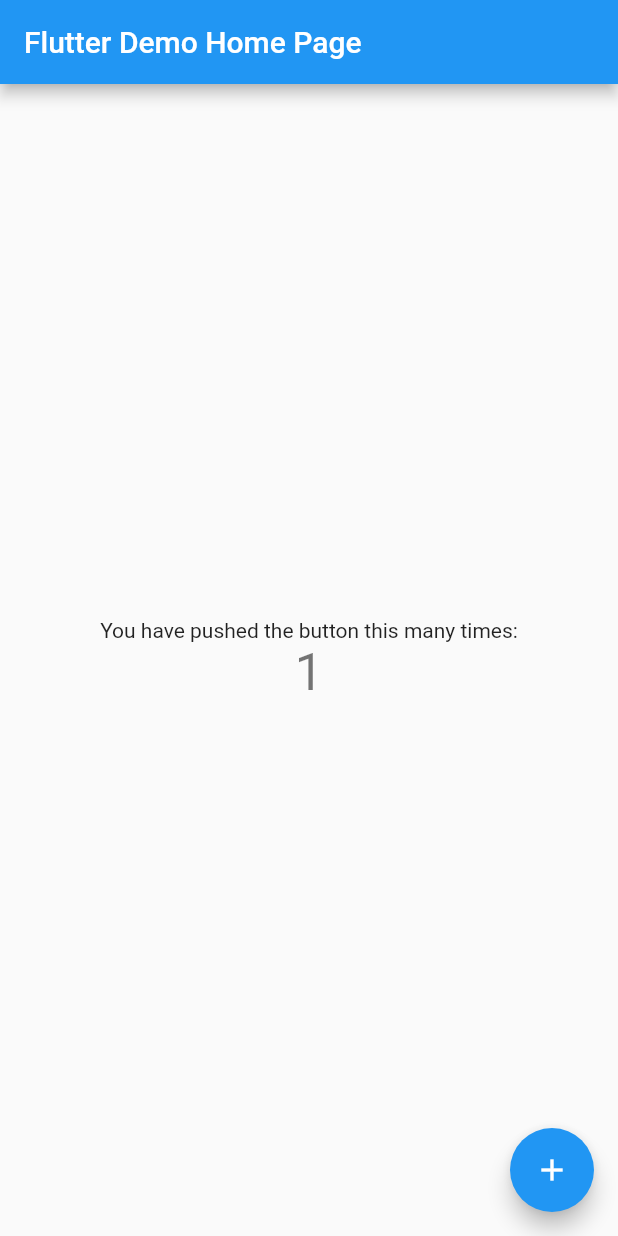
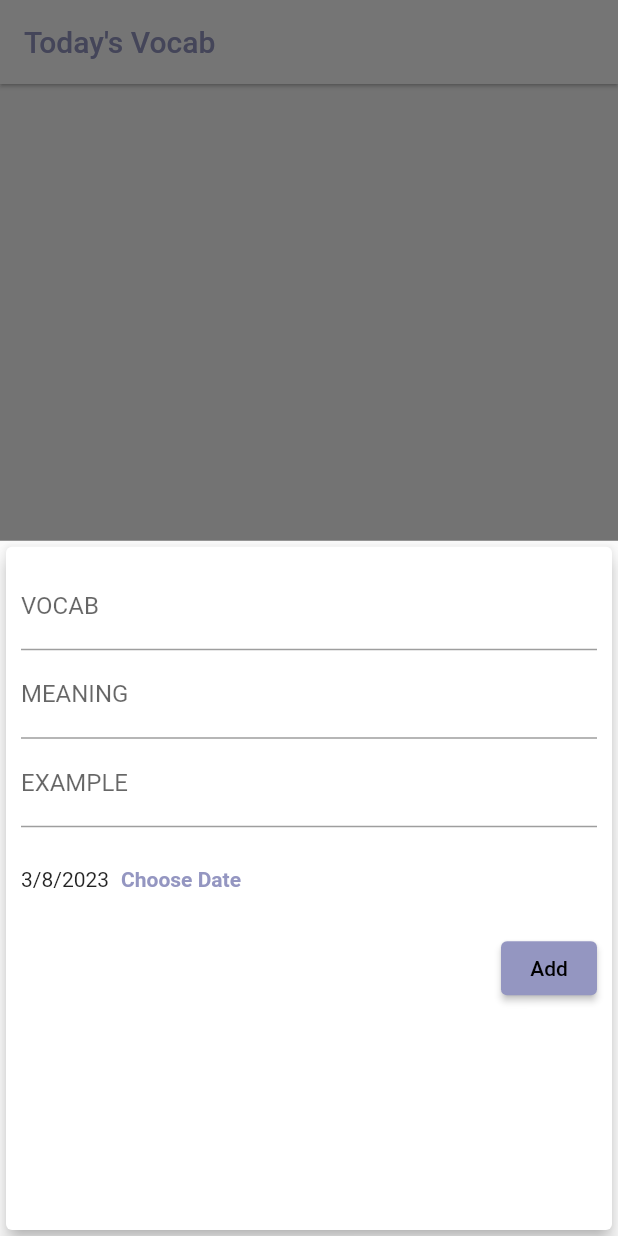
Before and after one commit to HANYOHAN0923/Vocab-App, a Flutter app: the screen it shows after launch, after a tap on the "add" icon, on a phone screen of 412 x 824 dp. Run offline on Flutter 3.47's test engine with Material 2 defaults, Android fonts, the phone set to English and light mode, and no system bars; drawn by our look-alikes of flashy_tab_bar2; missing offline and left inert: kakao_flutter_sdk_user.

```diff
--- a/lib/main.dart
+++ b/lib/main.dart
@@ -1,6 +1,9 @@
 import 'package:flutter/material.dart';
+import 'package:kakao_flutter_sdk_user/kakao_flutter_sdk_user.dart';
+import 'package:vocab_app/screens/main_screen.dart';
 
 void main() {
+  KakaoSdk.init(nativeAppKey: "25a57ebdf2c865c94f140560fbdddb8c");
   runApp(const MyApp());
 }
 
@@ -13,103 +16,13 @@ class MyApp extends StatelessWidget {
     return MaterialApp(
       title: 'Flutter Demo',
       theme: ThemeData(
-        // This is the theme of your application.
-        //
-        // Try running your application with "flutter run". You'll see the
-        // application has a blue toolbar. Then, without quitting the app, try
-        // changing the primarySwatch below to Colors.green and then invoke
-        // "hot reload" (press "r" in the console where you ran "flutter run",
-        // or simply save your changes to "hot reload" in a Flutter IDE).
-        // Notice that the counter didn't reset back to zero; the application
-        // is not restarted.
-        primarySwatch: Colors.blue,
+        colorScheme: ColorScheme.fromSwatch().copyWith(
+            primary: const Color(0xff9496c1),
+            background: Colors.white,
+            secondary: const Color(0xff272e81),
+            error: const Color(0xffDB4455)),
       ),
-      home: const MyHomePage(title: 'Flutter Demo Home Page'),
+      home: const MainScreen(),
     );
   }
 }
-
-class MyHomePage extends StatefulWidget {
-  const MyHomePage({super.key, required this.title});
-
-  // This widget is the home page of your application. It is stateful, meaning
-  // that it has a State object (defined below) that contains fields that affect
-  // how it looks.
-
-  // This class is the configuration for the state. It holds the values (in this
-  // case the title) provided by the parent (in this case the App widget) and
-  // used by the build method of the State. Fields in a Widget subclass are
-  // always marked "final".
-
-  final String title;
-
-  @override
-  State<MyHomePage> createState() => _MyHomePageState();
-}
-
-class _MyHomePageState extends State<MyHomePage> {
-  int _counter = 0;
-
-  void _incrementCounter() {
-    setState(() {
-      // This call to setState tells the Flutter framework that something has
-      // changed in this State, which causes it to rerun the build method below
-      // so that the display can reflect the updated values. If we changed
-      // _counter without calling setState(), then the build method would not be
-      // called again, and so nothing would appear to happen.
-      _counter++;
-    });
-  }
-
-  @override
-  Widget build(BuildContext context) {
-    // This method is rerun every time setState is called, for instance as done
-    // by the _incrementCounter method above.
-    //
-    // The Flutter framework has been optimized to make rerunning build methods
-    // fast, so that you can just rebuild anything that needs updating rather
-    // than having to individually change instances of widgets.
-    return Scaffold(
-      appBar: AppBar(
-        // Here we take the value from the MyHomePage object that was created by
-        // the App.build method, and use it to set our appbar title.
-        title: Text(widget.title),
-      ),
-      body: Center(
-        // Center is a layout widget. It takes a single child and positions it
-        // in the middle of the parent.
-        child: Column(
-          // Column is also a layout widget. It takes a list of children and
-          // arranges them vertically. By default, it sizes itself to fit its
-          // children horizontally, and tries to be as tall as its parent.
-          //
-          // Invoke "debug painting" (press "p" in the console, choose the
-          // "Toggle Debug Paint" action from the Flutter Inspector in Android
-          // Studio, or the "Toggle Debug Paint" command in Visual Studio Code)
-          // to see the wireframe for each widget.
-          //
-          // Column has various properties to control how it sizes itself and
-          // how it positions its children. Here we use mainAxisAlignment to
-          // center the children vertically; the main axis here is the vertical
-          // axis because Columns are vertical (the cross axis would be
-          // horizontal).
-          mainAxisAlignment: MainAxisAlignment.center,
-          children: <Widget>[
-            const Text(
-              'You have pushed the button this many times:',
-            ),
-            Text(
-              '$_counter',
-              style: Theme.of(context).textTheme.headlineMedium,
-            ),
-          ],
-        ),
-      ),
-      floatingActionButton: FloatingActionButton(
-        onPressed: _incrementCounter,
-        tooltip: 'Increment',
-        child: const Icon(Icons.add),
-      ), // This trailing comma makes auto-formatting nicer for build methods.
-    );
-  }
-}
--- /dev/null
+++ b/lib/models/vocab_model.dart
@@ -0,0 +1,25 @@
+import 'package:flutter/material.dart';
+
+class Vocab {
+  String vocab;
+  String pOs;
+  String meaning;
+  String example;
+
+  Vocab({
+    required this.vocab,
+    required this.pOs,
+    required this.meaning,
+    required this.example,
+  });
+}
+
+class Tag {
+  String tagName;
+  Color color;
+
+  Tag({
+    required this.tagName,
+    required this.color,
+  });
+}
--- /dev/null
+++ b/lib/screens/home_screen.dart
@@ -0,0 +1,64 @@
+import 'package:flutter/material.dart';
+import 'package:vocab_app/widgets/app_bar_widget.dart';
+import 'package:vocab_app/widgets/vocab_widget.dart';
+
+import '../models/vocab_model.dart';
+
+class HomeScreen extends StatefulWidget {
+  const HomeScreen({super.key});
+
+  @override
+  State<HomeScreen> createState() => _HomeScreenState();
+}
+
+class _HomeScreenState extends State<HomeScreen> {
+  final List<Vocab> list_vocab = [];
+
+  final List<String> pOs = [
+    "n",
+    "pro",
+    "v",
+    "adj",
+    "adv",
+    "conj",
+    "int",
+    "prep",
+  ];
+
+  void addVocab(String vocab, String pOs, String meaning, String example) {
+    final newVocab =
+        Vocab(vocab: vocab, pOs: pOs, meaning: meaning, example: example);
+
+    setState(() {
+      list_vocab.add(newVocab);
+    });
+  }
+
+  void showAddVocab(BuildContext context) {
+    showModalBottomSheet(
+        context: context,
+        builder: (_) {
+          return AddVocab(addVocab);
+        });
+  }
+
+  @override
+  Widget build(BuildContext context) {
+    return Scaffold(
+      appBar: const MainAppBar("Today's Vocab"),
+      body: list_vocab.isEmpty
+          ? const Center(
+              child: Text('Plz Add Todays Vocab'),
+            )
+          : SingleChildScrollView(
+              child: VocabWidget(list_vocab),
+            ),
+      floatingActionButton: FloatingActionButton(
+        onPressed: () => showAddVocab(context),
+        child: const Icon(
+          Icons.add,
+        ),
+      ),
+    );
+  }
+}
--- /dev/null
+++ b/lib/screens/main_screen.dart
@@ -0,0 +1,19 @@
+import 'package:flutter/material.dart';
+import 'package:vocab_app/screens/login_screen.dart';
+import 'package:vocab_app/screens/tab_screen.dart';
+
+class MainScreen extends StatefulWidget {
+  const MainScreen({super.key});
+
+  @override
+  State<MainScreen> createState() => _MainScreenState();
+}
+
+class _MainScreenState extends State<MainScreen> {
+  bool isLogIn = true;
+
+  @override
+  Widget build(BuildContext context) {
+    return isLogIn ? const TabScreen() : const LoginScreen();
+  }
+}
--- /dev/null
+++ b/lib/screens/tab_screen.dart
@@ -0,0 +1,64 @@
+import 'package:flashy_tab_bar2/flashy_tab_bar2.dart';
+import 'package:flutter/material.dart';
+import 'package:vocab_app/screens/bookmark_screen.dart';
+import 'package:vocab_app/screens/home_screen.dart';
+import 'package:vocab_app/screens/quiz_screen.dart';
+import 'package:vocab_app/screens/search_screen.dart';
+import 'package:vocab_app/screens/setting_screen.dart';
+
+class TabScreen extends StatefulWidget {
+  const TabScreen({super.key});
+
+  @override
+  State<TabScreen> createState() => _TabScreenState();
+}
+
+class _TabScreenState extends State<TabScreen> {
+  int _selectedIndex = 0;
+
+  List<Widget> tabScreen = [
+    const HomeScreen(),
+    const SearchScreen(),
+    const QuizSreen(),
+    const BookmarkScreen(),
+    const SettingScreen(),
+  ];
+
+  @override
+  Widget build(BuildContext context) {
+    return Scaffold(
+      body: tabScreen[_selectedIndex],
+      bottomNavigationBar: FlashyTabBar(
+        animationDuration: const Duration(milliseconds: 500),
+        animationCurve: Curves.linear,
+        selectedIndex: _selectedIndex,
+        onItemSelected: (index) => setState(() {
+          _selectedIndex = index;
+        }),
+        showElevation: true,
+        items: [
+          FlashyTabBarItem(
+            icon: const Icon(Icons.home_outlined),
+            title: const Text('Home'),
+          ),
+          FlashyTabBarItem(
+            icon: const Icon(Icons.search_outlined),
+            title: const Text('Search'),
+          ),
+          FlashyTabBarItem(
+            icon: const Icon(Icons.quiz_outlined),
+            title: const Text('Quiz'),
+          ),
+          FlashyTabBarItem(
+            icon: const Icon(Icons.bookmark_border_outlined),
+            title: const Text('Bookmark'),
+          ),
+          FlashyTabBarItem(
+            icon: const Icon(Icons.settings_outlined),
+            title: const Text('Settings'),
+          ),
+        ],
+      ),
+    );
+  }
+}
--- /dev/null
+++ b/lib/widgets/app_bar_widget.dart
@@ -0,0 +1,25 @@
+import 'package:flutter/material.dart';
+
+class MainAppBar extends StatelessWidget with PreferredSizeWidget {
+  final String title;
+
+  const MainAppBar(this.title, {super.key});
+
+  @override
+  Widget build(BuildContext context) {
+    return AppBar(
+      backgroundColor: Colors.white,
+      elevation: 1.0,
+      title: Text(
+        title,
+        style: TextStyle(
+          color: Theme.of(context).colorScheme.primary,
+        ),
+      ),
+      actions: const [],
+    );
+  }
+
+  @override
+  Size get preferredSize => const Size.fromHeight(kToolbarHeight);
+}
--- /dev/null
+++ b/lib/widgets/vocab_widget.dart
@@ -0,0 +1,140 @@
+import 'package:flutter/material.dart';
+import 'package:intl/intl.dart';
+import 'package:vocab_app/models/vocab_model.dart';
+
+class VocabWidget extends StatelessWidget {
+  final List<Vocab> vocab_list;
+  bool isHidden = false;
+
+  VocabWidget(this.vocab_list, {super.key});
+  @override
+  Widget build(BuildContext context) {
+    return Column(
+      children: vocab_list.map((vocab) {
+        return Padding(
+          padding: const EdgeInsets.symmetric(vertical: 10, horizontal: 10),
+          child: Container(
+            decoration: BoxDecoration(
+              borderRadius: BorderRadius.circular(20),
+              border: Border.all(
+                color: Theme.of(context).colorScheme.primary,
+              ),
+            ),
+            height: 100,
+            child: Column(
+              children: <Widget>[
+                Row(
+                  children: [
+                    Text(
+                      vocab.vocab,
+                      style: const TextStyle(
+                        fontWeight: FontWeight.bold,
+                        fontSize: 30,
+                      ),
+                    ),
+                    Text(vocab.pOs),
+                    isHidden ? const Text("") : Text(vocab.meaning),
+                  ],
+                ),
+                Text(vocab.example),
+              ],
+            ),
+          ),
+        );
+      }).toList(),
+    );
+  }
+}
+
+class AddVocab extends StatefulWidget {
+  final Function addVocab;
+
+  const AddVocab(this.addVocab, {super.key});
+
+  @override
+  State<AddVocab> createState() => _AddVocabState();
+}
+
+class _AddVocabState extends State<AddVocab> {
+  final _vocabController = TextEditingController();
+  final _meaningController = TextEditingController();
+  final _exampleController = TextEditingController();
+  final String _today = DateFormat.yMd().format(DateTime.now());
+
+  void _submitData() {
+    final enteredVocab = _vocabController.text;
+    final enteredMeaning = _meaningController.text;
+    final enteredExample = _exampleController.text;
+
+    widget.addVocab(
+      enteredVocab,
+      "Noun",
+      enteredMeaning,
+      enteredExample,
+    );
+
+    Navigator.pop(context);
+  }
+
+  @override
+  Widget build(BuildContext context) {
+    return Card(
+      elevation: 5,
+      child: Container(
+        padding: const EdgeInsets.all(10),
+        child: Column(
+          crossAxisAlignment: CrossAxisAlignment.end,
+          children: <Widget>[
+            TextField(
+              decoration: const InputDecoration(
+                labelText: 'VOCAB',
+              ),
+              controller: _vocabController,
+            ),
+            TextField(
+              decoration: const InputDecoration(
+                labelText: 'MEANING',
+              ),
+              controller: _meaningController,
+            ),
+            TextField(
+              decoration: const InputDecoration(
+                labelText: 'EXAMPLE',
+              ),
+              controller: _exampleController,
+            ),
+            SizedBox(
+              height: 70,
+              child: Row(
+                children: <Widget>[
+                  Text(_today),
+                  TextButton(
+                    onPressed: () {},
+                    child: const Text(
+                      'Choose Date',
+                      style: TextStyle(
+                        fontWeight: FontWeight.bold,
+                      ),
+                    ),
+                  ),
+                ],
+              ),
+            ),
+            ElevatedButton(
+              style: ElevatedButton.styleFrom(
+                backgroundColor: Theme.of(context).colorScheme.primary,
+              ),
+              onPressed: _submitData,
+              child: Text(
+                'Add',
+                style: TextStyle(
+                  color: Theme.of(context).textTheme.labelMedium!.color,
+                ),
+              ),
+            ),
+          ],
+        ),
+      ),
+    );
+  }
+}
--- a/pubspec.yaml
+++ b/pubspec.yaml
@@ -35,6 +35,11 @@ dependencies:
   # The following adds the Cupertino Icons font to your application.
   # Use with the CupertinoIcons class for iOS style icons.
   cupertino_icons: ^1.0.2
+  video_player: ^2.5.3
+  kakao_flutter_sdk_user: ^1.4.1
+  flutter_snake_navigationbar: ^0.6.1
+  flashy_tab_bar2: ^0.0.6
+  intl: ^0.18.0
 
 dev_dependencies:
   flutter_test:
```
Also changed, not shown: lib/screens/bookmark_screen.dart (added, +14 -0 lines), lib/screens/login_screen.dart (added, +78 -0 lines), lib/screens/quiz_screen.dart (added, +14 -0 lines), lib/screens/search_screen.dart (added, +14 -0 lines), lib/screens/setting_screen.dart (added, +14 -0 lines), pubspec.lock, 11 other files.
